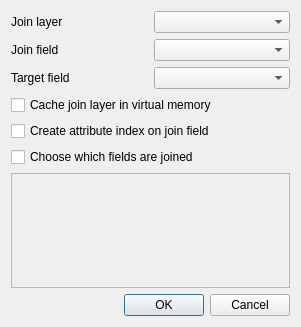
This is src/ui/qgsaddjoindialogbase.ui in qgis/QGIS as Qt 5 draws it before an edit. The edited form follows.
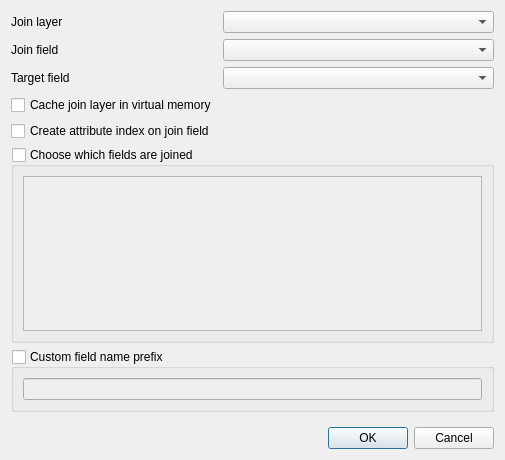
This is the edited form. Custom widgets are drawn as their Qt base class.

Commit message: [FEATURE] Allow to specify custom prefix for joins

Patch:
```diff
--- a/src/ui/qgsaddjoindialogbase.ui
+++ b/src/ui/qgsaddjoindialogbase.ui
@@ -6,14 +6,14 @@
    <rect>
     <x>0</x>
     <y>0</y>
-    <width>301</width>
-    <height>327</height>
+    <width>505</width>
+    <height>460</height>
    </rect>
   </property>
   <property name="windowTitle">
    <string>Add vector join</string>
   </property>
-  <layout class="QGridLayout" name="gridLayout">
+  <layout class="QFormLayout" name="formLayout">
    <item row="0" column="0">
     <widget class="QLabel" name="mJoinLayerLabel">
      <property name="text">
@@ -44,7 +44,7 @@
    <item row="2" column="1">
     <widget class="QComboBox" name="mTargetFieldComboBox"/>
    </item>
-   <item row="3" column="0" colspan="2">
+   <item row="3" column="0">
     <widget class="QCheckBox" name="mCacheInMemoryCheckBox">
      <property name="text">
       <string>Cache join layer in virtual memory</string>
@@ -59,20 +59,52 @@
     </widget>
    </item>
    <item row="5" column="0" colspan="2">
-    <widget class="QCheckBox" name="mUseJoinFieldsSubset">
-     <property name="text">
+    <widget class="QgsCollapsibleGroupBox" name="mUseJoinFieldsSubset">
+     <property name="title">
       <string>Choose which fields are joined</string>
      </property>
+     <property name="checkable">
+      <bool>true</bool>
+     </property>
+     <property name="checked">
+      <bool>false</bool>
+     </property>
+     <property name="collapsed">
+      <bool>true</bool>
+     </property>
+     <layout class="QGridLayout" name="gridLayout_2">
+      <item row="0" column="0">
+       <widget class="QListView" name="mJoinFieldsSubsetView">
+        <property name="enabled">
+         <bool>false</bool>
+        </property>
+       </widget>
+      </item>
+     </layout>
     </widget>
    </item>
    <item row="6" column="0" colspan="2">
-    <widget class="QListView" name="mJoinFieldsSubsetView">
-     <property name="enabled">
+    <widget class="QgsCollapsibleGroupBox" name="mUseCustomPrefix">
+     <property name="title">
+      <string>Custom field name prefix</string>
+     </property>
+     <property name="checkable">
+      <bool>true</bool>
+     </property>
+     <property name="checked">
       <bool>false</bool>
      </property>
+     <property name="collapsed">
+      <bool>true</bool>
+     </property>
+     <layout class="QGridLayout" name="gridLayout_3">
+      <item row="0" column="0">
+       <widget class="QLineEdit" name="mCustomPrefix"/>
+      </item>
+     </layout>
     </widget>
    </item>
-   <item row="7" column="0" colspan="2">
+   <item row="8" column="0" colspan="2">
     <widget class="QDialogButtonBox" name="buttonBox">
      <property name="orientation">
       <enum>Qt::Horizontal</enum>
@@ -82,8 +114,29 @@
      </property>
     </widget>
    </item>
+   <item row="7" column="0">
+    <spacer name="verticalSpacer">
+     <property name="orientation">
+      <enum>Qt::Vertical</enum>
+     </property>
+     <property name="sizeHint" stdset="0">
+      <size>
+       <width>20</width>
+       <height>40</height>
+      </size>
+     </property>
+    </spacer>
+   </item>
   </layout>
  </widget>
+ <customwidgets>
+  <customwidget>
+   <class>QgsCollapsibleGroupBox</class>
+   <extends>QGroupBox</extends>
+   <header>qgscollapsiblegroupbox.h</header>
+   <container>1</container>
+  </customwidget>
+ </customwidgets>
  <tabstops>
   <tabstop>mJoinLayerComboBox</tabstop>
   <tabstop>mJoinFieldComboBox</tabstop>
```
Left out of the diff: 2 changed lines with no effect on the pictures. The commit also changes 6 other files.
